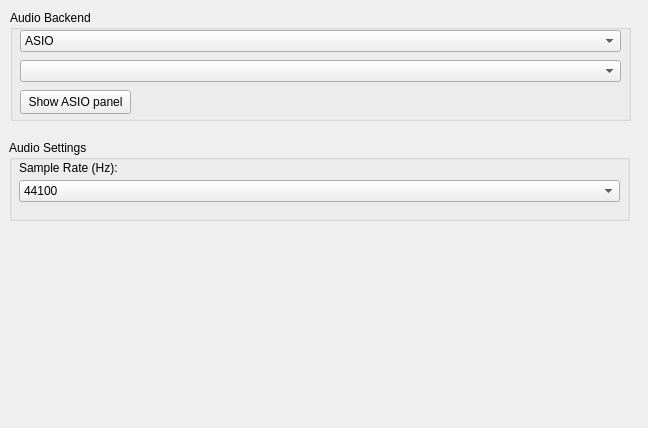
First picture: the form in VeraCore.QT/Audio.ui, repository dodinhhoanganh/VeraCore, before the edit.
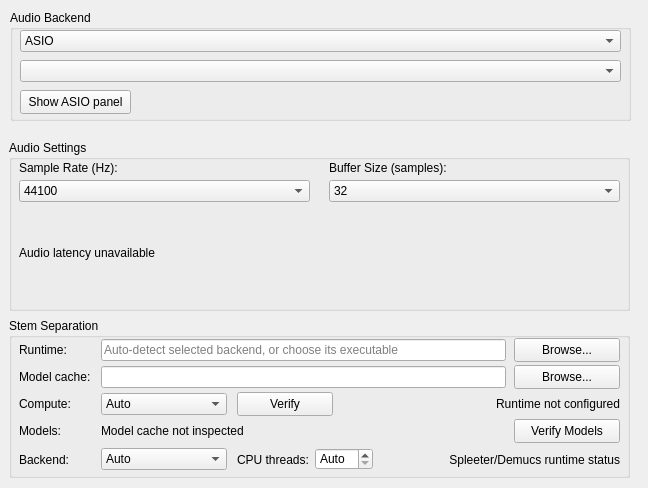
Second picture: the form after the edit.

```diff
--- a/VeraCore.QT/Audio.ui
+++ b/VeraCore.QT/Audio.ui
@@ -7,7 +7,7 @@
     <x>0</x>
     <y>0</y>
     <width>648</width>
-    <height>428</height>
+    <height>488</height>
    </rect>
   </property>
   <property name="acceptDrops">
@@ -78,7 +78,7 @@
      <x>9</x>
      <y>140</y>
      <width>621</width>
-     <height>81</height>
+     <height>171</height>
     </rect>
    </property>
    <property name="title">
@@ -89,7 +89,7 @@
      <rect>
       <x>10</x>
       <y>40</y>
-      <width>601</width>
+      <width>291</width>
       <height>22</height>
      </rect>
     </property>
@@ -131,6 +131,119 @@
     <property name="text">
      <string>Sample Rate (Hz):</string>
     </property>
+   </widget>
+   <widget class="QComboBox" name="bufferSize">
+    <property name="geometry">
+     <rect><x>320</x><y>40</y><width>291</width><height>22</height></rect>
+    </property>
+    <item><property name="text"><string>32</string></property></item>
+    <item><property name="text"><string>64</string></property></item>
+    <item><property name="text"><string>128</string></property></item>
+    <item><property name="text"><string>256</string></property></item>
+    <item><property name="text"><string>512</string></property></item>
+    <item><property name="text"><string>1024</string></property></item>
+    <item><property name="text"><string>2048</string></property></item>
+    <item><property name="text"><string>4096</string></property></item>
+   </widget>
+   <widget class="QLabel" name="bufferSizeLabel">
+    <property name="geometry">
+     <rect><x>320</x><y>20</y><width>151</width><height>16</height></rect>
+    </property>
+    <property name="text"><string>Buffer Size (samples):</string></property>
+   </widget>
+   <widget class="QLabel" name="latencyStatus">
+    <property name="geometry">
+     <rect><x>10</x><y>82</y><width>601</width><height>61</height></rect>
+    </property>
+    <property name="wordWrap"><bool>true</bool></property>
+    <property name="text"><string>Audio latency unavailable</string></property>
+   </widget>
+  </widget>
+  <widget class="QGroupBox" name="stemSeparationGroup">
+   <property name="geometry">
+     <rect><x>9</x><y>318</y><width>621</width><height>160</height></rect>
+   </property>
+    <property name="title"><string>Stem Separation</string></property>
+   <widget class="QLabel" name="stemExecutableLabel">
+    <property name="geometry"><rect><x>10</x><y>22</y><width>82</width><height>20</height></rect></property>
+    <property name="text"><string>Runtime:</string></property>
+   </widget>
+   <widget class="QLineEdit" name="stemExecutable">
+    <property name="geometry"><rect><x>92</x><y>21</y><width>405</width><height>22</height></rect></property>
+     <property name="placeholderText"><string>Auto-detect selected backend, or choose its executable</string></property>
+   </widget>
+   <widget class="QPushButton" name="browseStemExecutable">
+    <property name="geometry"><rect><x>505</x><y>20</y><width>106</width><height>24</height></rect></property>
+    <property name="text"><string>Browse...</string></property>
+   </widget>
+   <widget class="QLabel" name="stemModelDirectoryLabel">
+    <property name="geometry"><rect><x>10</x><y>49</y><width>82</width><height>20</height></rect></property>
+    <property name="text"><string>Model cache:</string></property>
+   </widget>
+   <widget class="QLineEdit" name="stemModelDirectory">
+    <property name="geometry"><rect><x>92</x><y>48</y><width>405</width><height>22</height></rect></property>
+   </widget>
+   <widget class="QPushButton" name="browseStemModelDirectory">
+    <property name="geometry"><rect><x>505</x><y>47</y><width>106</width><height>24</height></rect></property>
+    <property name="text"><string>Browse...</string></property>
+   </widget>
+   <widget class="QLabel" name="stemComputeLabel">
+    <property name="geometry"><rect><x>10</x><y>76</y><width>82</width><height>20</height></rect></property>
+    <property name="text"><string>Compute:</string></property>
+   </widget>
+   <widget class="QComboBox" name="stemCompute">
+    <property name="geometry"><rect><x>92</x><y>75</y><width>126</width><height>22</height></rect></property>
+    <item><property name="text"><string>Auto</string></property></item>
+    <item><property name="text"><string>CPU</string></property></item>
+    <item><property name="text"><string>GPU 0</string></property></item>
+    <item><property name="text"><string>GPU 1</string></property></item>
+   </widget>
+   <widget class="QLabel" name="stemRuntimeStatus">
+    <property name="geometry"><rect><x>334</x><y>75</y><width>277</width><height>22</height></rect></property>
+    <property name="text"><string>Runtime not configured</string></property>
+    <property name="alignment"><set>Qt::AlignmentFlag::AlignRight|Qt::AlignmentFlag::AlignVCenter</set></property>
+   </widget>
+   <widget class="QPushButton" name="verifyStemRuntime">
+    <property name="geometry"><rect><x>228</x><y>74</y><width>96</width><height>24</height></rect></property>
+    <property name="text"><string>Verify</string></property>
+   </widget>
+   <widget class="QLabel" name="stemModelStatusLabel">
+    <property name="geometry"><rect><x>10</x><y>103</y><width>82</width><height>20</height></rect></property>
+    <property name="text"><string>Models:</string></property>
+   </widget>
+   <widget class="QLabel" name="stemModelStatus">
+    <property name="geometry"><rect><x>92</x><y>103</y><width>405</width><height>20</height></rect></property>
+    <property name="text"><string>Model cache not inspected</string></property>
+   </widget>
+   <widget class="QPushButton" name="verifyStemModels">
+    <property name="geometry"><rect><x>505</x><y>101</y><width>106</width><height>24</height></rect></property>
+    <property name="text"><string>Verify Models</string></property>
+   </widget>
+   <widget class="QLabel" name="stemBackendLabel">
+    <property name="geometry"><rect><x>10</x><y>132</y><width>82</width><height>20</height></rect></property>
+    <property name="text"><string>Backend:</string></property>
+   </widget>
+    <widget class="QComboBox" name="stemBackend">
+     <property name="geometry"><rect><x>92</x><y>130</y><width>126</width><height>22</height></rect></property>
+    <item><property name="text"><string>Auto</string></property></item>
+    <item><property name="text"><string>Spleeter</string></property></item>
+     <item><property name="text"><string>Demucs</string></property></item>
+    </widget>
+    <widget class="QLabel" name="stemCpuThreadsLabel">
+     <property name="geometry"><rect><x>228</x><y>132</y><width>78</width><height>20</height></rect></property>
+     <property name="text"><string>CPU threads:</string></property>
+    </widget>
+    <widget class="QSpinBox" name="stemCpuThreads">
+     <property name="geometry"><rect><x>306</x><y>130</y><width>58</width><height>22</height></rect></property>
+     <property name="specialValueText"><string>Auto</string></property>
+     <property name="minimum"><number>0</number></property>
+     <property name="maximum"><number>256</number></property>
+     <property name="toolTip"><string>0 leaves two logical cores available for the DAW UI/audio engine.</string></property>
+    </widget>
+    <widget class="QLabel" name="stemBackendStatus">
+     <property name="geometry"><rect><x>374</x><y>132</y><width>237</width><height>20</height></rect></property>
+    <property name="text"><string>Spleeter/Demucs runtime status</string></property>
+    <property name="alignment"><set>Qt::AlignmentFlag::AlignRight|Qt::AlignmentFlag::AlignVCenter</set></property>
    </widget>
   </widget>
  </widget>
```
Left out of the diff: 2 changed lines with no effect on the pictures.
